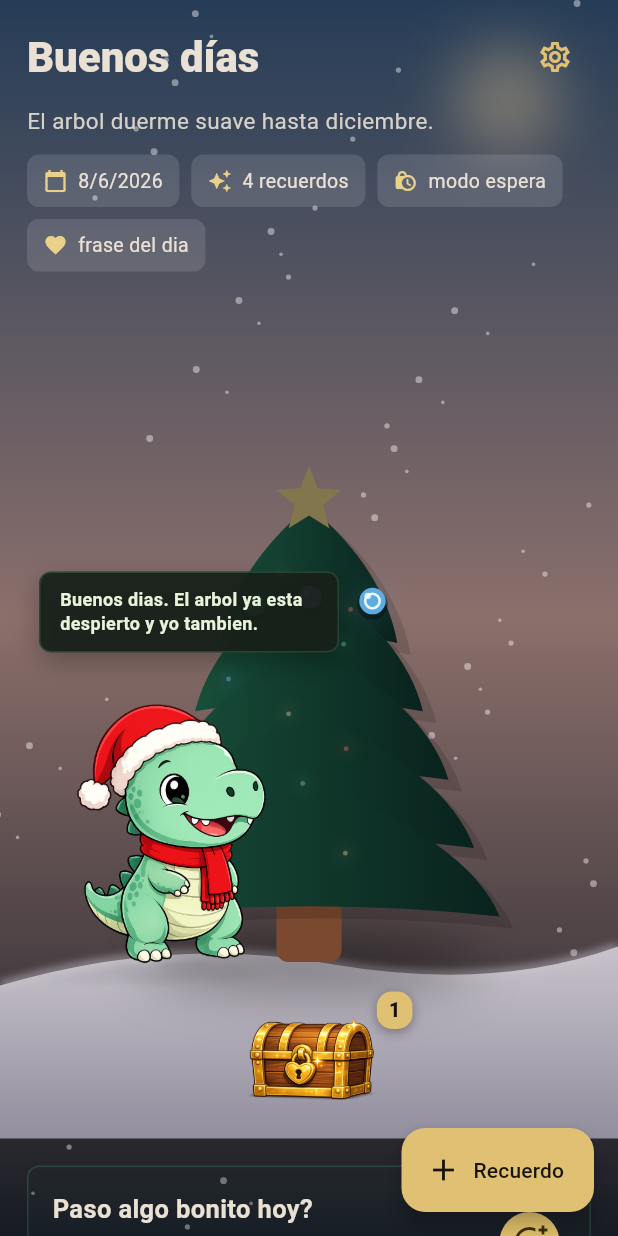
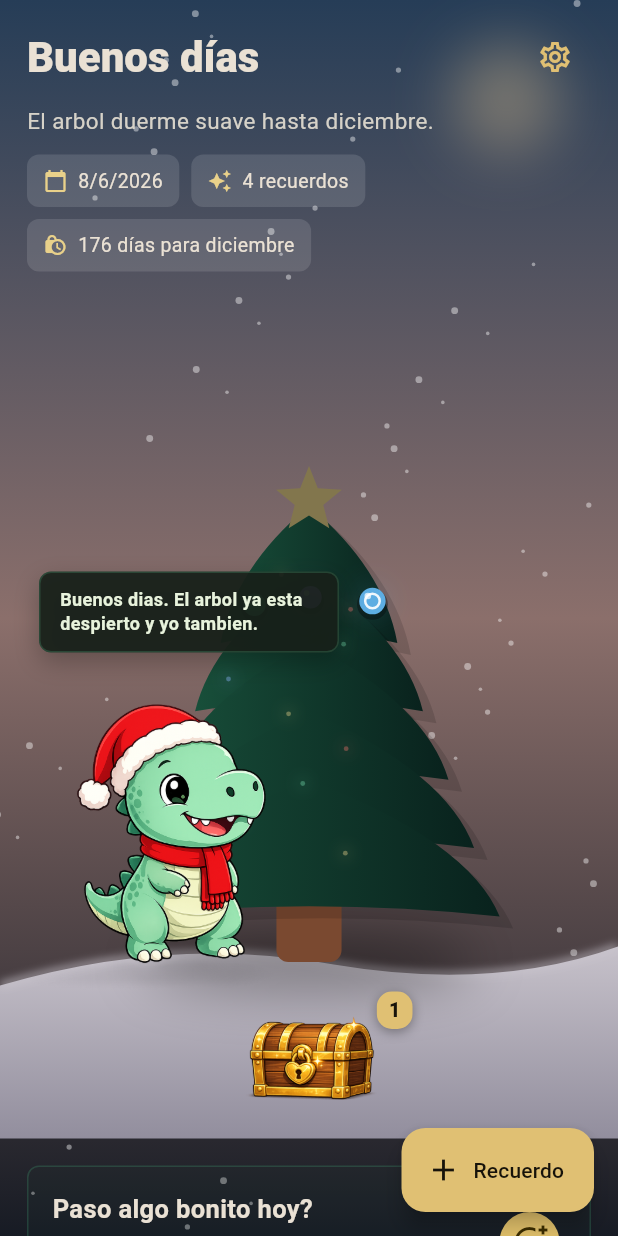
Before and after one commit to Nobody2077/saurio_navidad, a Flutter app: the screen it shows after launch, on a phone screen of 412 x 824 dp. Run offline on Flutter 3.47's test engine with Material 3 defaults, Android fonts, the phone set to English and light mode, and no system bars; drawn by our look-alikes of flutter_animate; our stand-ins replace audioplayers, flutter_local_notifications, image_picker, shared_preferences, timezone; missing offline and left inert: record.

Commit message:
Contador hacia diciembre y quita el chip frase del dia
Se cambia:
- El chip 'modo espera' ahora muestra una cuenta regresiva real
  ('N dias para diciembre') hasta que inicia el mes de navidad.
  Cuando ya es diciembre se mantiene 'diciembre activo'.

Se agrega:
- daysUntilDecember(now) en date_helpers.dart

Se quita:
- Chip 'frase del dia' (era estatico, sin accion ni conexion con los
  dialogos de Saurio; prometia algo que no existia)

Co-Authored-By: Claude Opus 4.8 <noreply@anthropic.com>

```diff
--- a/lib/utils/date_helpers.dart
+++ b/lib/utils/date_helpers.dart
@@ -9,3 +9,10 @@ DateTime nextChristmasEve(DateTime now) {
 String shortDate(DateTime date) {
   return '${date.day}/${date.month}/${date.year}';
 }
+
+/// Días que faltan para que inicie diciembre (el mes de navidad).
+int daysUntilDecember(DateTime now) {
+  final today = DateTime(now.year, now.month, now.day);
+  final dec1 = DateTime(today.month == 12 ? today.year + 1 : today.year, 12, 1);
+  return dec1.difference(today).inDays;
+}
--- a/lib/widgets/home_header.dart
+++ b/lib/widgets/home_header.dart
@@ -1,5 +1,6 @@
 import 'package:flutter/material.dart';
 
+import '../utils/date_helpers.dart';
 import 'pill.dart';
 
 class HomeHeader extends StatelessWidget {
@@ -18,6 +19,11 @@ class HomeHeader extends StatelessWidget {
     if (hour >= 5 && hour < 12) return 'Buenos días';
     if (hour >= 12 && hour < 19) return 'Buenas tardes';
     return 'Buenas noches';
+  }
+
+  static String _countdownLabel(DateTime now) {
+    final days = daysUntilDecember(now);
+    return days == 1 ? '1 día para diciembre' : '$days días para diciembre';
   }
 
   @override
@@ -65,9 +71,10 @@ class HomeHeader extends StatelessWidget {
             Pill(icon: Icons.auto_awesome, label: '$memories recuerdos'),
             Pill(
               icon: Icons.lock_clock,
-              label: isDecember ? 'diciembre activo' : 'modo espera',
+              label: isDecember
+                  ? 'diciembre activo'
+                  : _countdownLabel(now),
             ),
-            const Pill(icon: Icons.favorite, label: 'frase del dia'),
           ],
         ),
       ],
```
